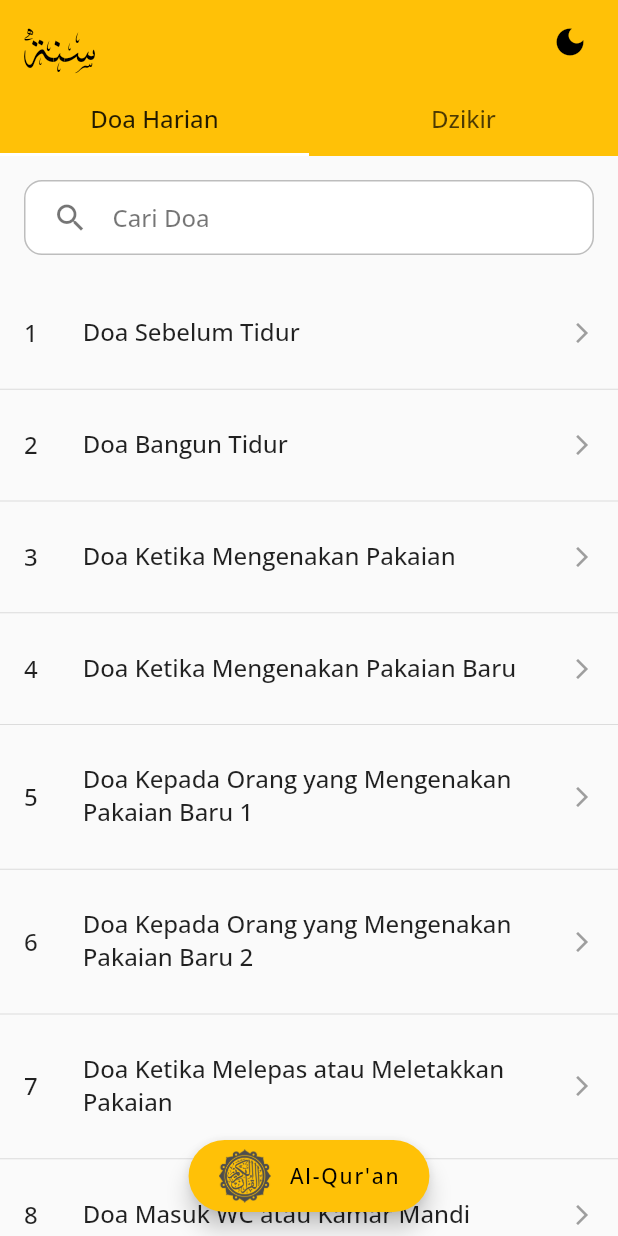
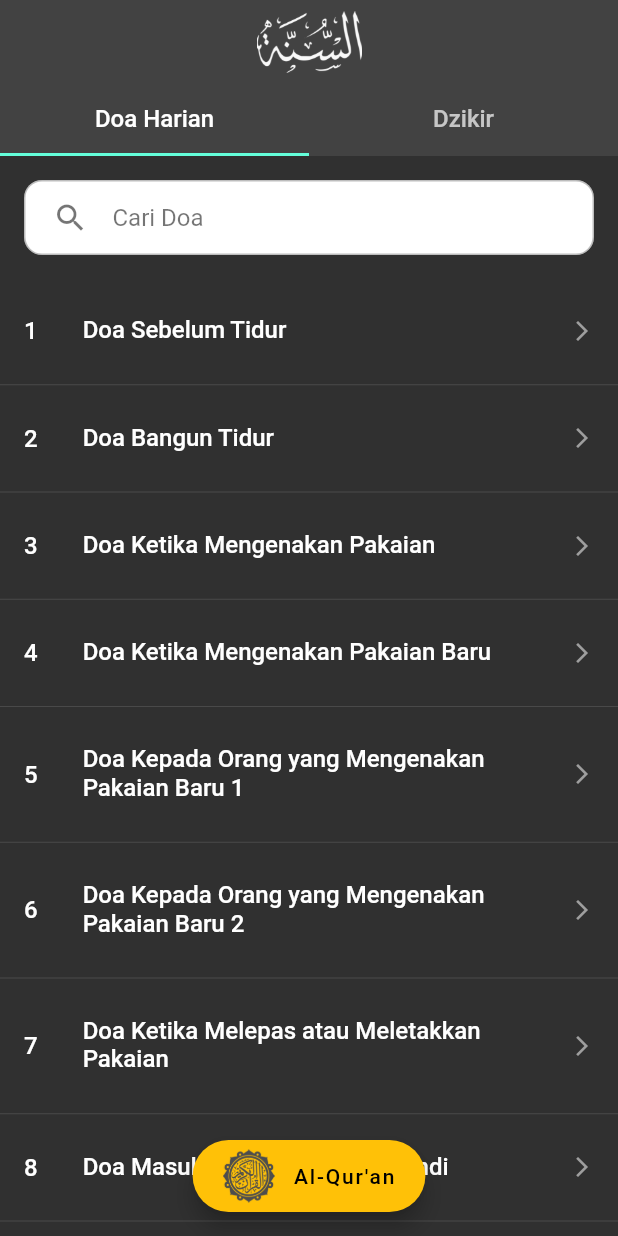
Before and after one commit to ekiq11/doa_harian, a Flutter app: the screen it shows after launch, after a tap on "Bismillah - Mulai Baca Doa", on a phone screen of 412 x 824 dp. Run offline on Flutter 3.47's test engine with Material 2 defaults, Android fonts, the phone set to English and light mode, and no system bars; our stand-ins replace get, hijri; missing offline and left inert: clipboard, colorful_safe_area.

Commit message:
Update new

```diff
--- a/lib/landing.dart
+++ b/lib/landing.dart
@@ -16,7 +16,6 @@ class _LandingPageState extends State<LandingPage> {
   @override
   Widget build(BuildContext context) {
     return Scaffold(
-      backgroundColor: Colors.amber,
       body: Center(
         child: Column(
           mainAxisAlignment: MainAxisAlignment.spaceEvenly,
@@ -26,13 +25,15 @@ class _LandingPageState extends State<LandingPage> {
               children: [
                 Text(_today.toFormat("dd MMMM yyyy"),
                     style: const TextStyle(
-                        fontSize: 16.0, fontWeight: FontWeight.w700)),
+                        fontSize: 16.0,
+                        fontWeight: FontWeight.w700,
+                        color: Colors.white)),
                 const Padding(
                   padding: EdgeInsets.all(30.0),
                   child: Center(
                     child: Text(
                       "Doa Harian adalah aplikasi doa-doa shohih bersumber dari Quran dan Sunnah",
-                      style: TextStyle(fontSize: 16.0),
+                      style: TextStyle(fontSize: 16.0, color: Colors.white),
                       textAlign: TextAlign.center,
                     ),
                   ),
@@ -41,28 +42,32 @@ class _LandingPageState extends State<LandingPage> {
             ),
             ElevatedButton(
               style: ElevatedButton.styleFrom(
-                primary: Colors.white,
-                onPrimary: Colors.black,
-                shadowColor: Colors.black54,
+                primary: Colors.amber,
+                onPrimary: Colors.white,
+                shadowColor: Colors.amber,
                 elevation: 3,
                 shape: RoundedRectangleBorder(
                     borderRadius: BorderRadius.circular(20.0)),
                 minimumSize: const Size(100, 50), //////// HERE
               ),
               onPressed: () {
-                Navigator.pushReplacement(context,
-                    MaterialPageRoute(builder: (context) => HomeTabs()));
+                Navigator.pushReplacement(
+                  context,
+                  MaterialPageRoute(
+                    builder: (context) => const HomeTabs(),
+                  ),
+                );
               },
               child: const Padding(
                 padding: EdgeInsets.all(15.0),
                 child: Text(
                   'Bismillah - Mulai Baca Doa',
-                  style: TextStyle(fontSize: 14.0),
+                  style: TextStyle(fontSize: 16.0, color: Colors.black87),
                 ),
               ),
             ),
             const Text(
-              "v.1",
+              "v.2.0",
               style: TextStyle(fontSize: 12),
             ),
           ],
--- a/lib/main.dart
+++ b/lib/main.dart
@@ -2,7 +2,10 @@ import 'package:doa_harian/landing.dart';
 import 'package:flutter/material.dart';
 import 'package:get/get.dart';
 
-void main() => runApp(const MyApp());
+void main() {
+  WidgetsFlutterBinding.ensureInitialized(); //all widgets are rendered here
+  runApp(const MyApp());
+}
 
 class MyApp extends StatefulWidget {
   const MyApp({Key? key}) : super(key: key);
@@ -17,11 +20,8 @@ class _MyAppState extends State<MyApp> {
     return GetMaterialApp(
       debugShowCheckedModeBanner: false,
       home: const LandingPage(),
-      theme: ThemeData(
-        fontFamily: 'OpenSans',
-        primarySwatch: Colors.amber,
-        visualDensity: VisualDensity.adaptivePlatformDensity,
-      ),
+      //theme
+      theme: ThemeData.dark(),
     );
   }
 }
--- a/lib/model/model_dzikir_setelah_sholat.dart
+++ b/lib/model/model_dzikir_setelah_sholat.dart
@@ -40,7 +40,7 @@ class SetelahSholat {
         arti: json["arti"],
         riwayat: json["riwayat"],
         keterangan: json["keterangan"],
-        footnote: json["footnote"] == null ? null : json["footnote"],
+        footnote: json["footnote"],
       );
 
   Map<String, dynamic> toJson() => {
@@ -51,6 +51,6 @@ class SetelahSholat {
         "arti": arti,
         "riwayat": riwayat,
         "keterangan": keterangan,
-        "footnote": footnote == null ? null : footnote,
+        "footnote": footnote,
       };
 }
--- a/lib/tab_bar.dart
+++ b/lib/tab_bar.dart
@@ -1,5 +1,3 @@
-// ignore_for_file: prefer_const_constructors_in_immutables
-
 import 'package:doa_harian/view/doa_dzikir/dzikir.dart';
 import 'package:doa_harian/view/quran/home_screen.dart';
 import 'package:doa_harian/view/search/cari.dart';
@@ -18,29 +16,12 @@ class HomeTabs extends StatelessWidget {
         child: Scaffold(
           appBar: AppBar(
             title: Row(
-              mainAxisAlignment: MainAxisAlignment.start,
-              children: const [
-                Text(
-                  "سنة",
-                  style: TextStyle(fontFamily: 'Quran', fontSize: 40),
-                ),
+              mainAxisAlignment: MainAxisAlignment.center,
+              children: [
+                Image.asset('asset/doa.png', width: 70),
               ],
             ),
             elevation: 0,
-            actions: [
-              Padding(
-                  padding: const EdgeInsets.only(right: 20.0),
-                  child: GestureDetector(
-                    onTap: () {
-                      Get.changeTheme(Get.isDarkMode
-                          ? ThemeData.light()
-                          : ThemeData.dark());
-                    },
-                    child: Get.isDarkMode
-                        ? const Icon(Icons.light_mode)
-                        : const Icon(Icons.dark_mode),
-                  )),
-            ],
             bottom: const TabBar(
               tabs: <Tab>[
                 Tab(
@@ -60,10 +41,12 @@ class HomeTabs extends StatelessWidget {
           ),
           floatingActionButton: FloatingActionButton.extended(
             heroTag: 'btn2',
-            backgroundColor: Get.isDarkMode ? Colors.white : Colors.amber,
+            backgroundColor: Colors.amber,
+            //shadow
+
             onPressed: () {
               Navigator.pushReplacement(context,
-                  MaterialPageRoute(builder: (context) => HomeScreen()));
+                  MaterialPageRoute(builder: (context) => const HomeScreen()));
             },
             label: Row(
               mainAxisAlignment: MainAxisAlignment.spaceBetween,
@@ -79,7 +62,7 @@ class HomeTabs extends StatelessWidget {
                 ),
                 const Padding(
                   padding: EdgeInsets.only(left: 12.0),
-                  child: Text("Al-Qur'an"),
+                  child: Text("Al-Qur'an", style: TextStyle(fontSize: 14.0)),
                 ),
               ],
             ),
@@ -88,7 +71,7 @@ class HomeTabs extends StatelessWidget {
               FloatingActionButtonLocation.centerFloat,
           body: const ColorfulSafeArea(
             child: TabBarView(
-              children: const [SearchDoa(), Dzikir()],
+              children: [SearchDoa(), Dzikir()],
             ),
           ),
         ),
--- a/lib/view/doa_dzikir/detail_doa.dart
+++ b/lib/view/doa_dzikir/detail_doa.dart
@@ -9,7 +9,7 @@ class DetailDoa extends StatefulWidget {
   final String? riwayat;
   final String? keterangan;
 
-  DetailDoa(
+  const DetailDoa(
       {Key? key,
       this.nama,
       this.lafal,
--- a/lib/view/doa_dzikir/doa_harian.dart
+++ b/lib/view/doa_dzikir/doa_harian.dart
@@ -1,3 +1,5 @@
+// ignore_for_file: unnecessary_null_comparison
+
 import 'package:doa_harian/model/model_doa.dart';
 import 'package:doa_harian/service/doa_service.dart';
 import 'package:doa_harian/view/search/cari.dart';
@@ -47,7 +49,7 @@ class _HomePageDoaState extends State<HomePageDoa> {
       child: Scaffold(
         body: Center(
           child: Scrollbar(
-            isAlwaysShown: true,
+            thumbVisibility: true,
             child: ListView.builder(
               controller: _scrollController,
               itemCount: _dataDoa.isNotEmpty ? _dataDoa.length : 0,
--- a/lib/view/search/widget_search.dart
+++ b/lib/view/search/widget_search.dart
@@ -21,8 +21,8 @@ class _SearchWidgetState extends State<SearchWidget> {
 
   @override
   Widget build(BuildContext context) {
-    final styleActive = TextStyle(color: Colors.black);
-    final styleHint = TextStyle(color: Colors.black54);
+    const styleActive = TextStyle(color: Colors.black);
+    const styleHint = TextStyle(color: Colors.black54);
     final style = widget.text.isEmpty ? styleHint : styleActive;
 
     return Container(
--- a/pubspec.yaml
+++ b/pubspec.yaml
@@ -35,7 +35,7 @@ dependencies:
   # Use with the CupertinoIcons class for iOS style icons.
   cupertino_icons: ^1.0.2
   http: ^0.13.4
-  get: ^4.6.1
+  get: ^4.6.5
   colorful_safe_area: ^0.3.0
   clipboard: ^0.1.3
   hijri: ^3.0.0
```
Also changed, not shown: lib/model/model_dzikir.dart (+8 -8 lines), lib/view/quran/detail_screen.dart (+4 -5 lines), lib/view/quran/home_screen.dart (+7 -6 lines), asset/doa.png, pubspec.lock.
